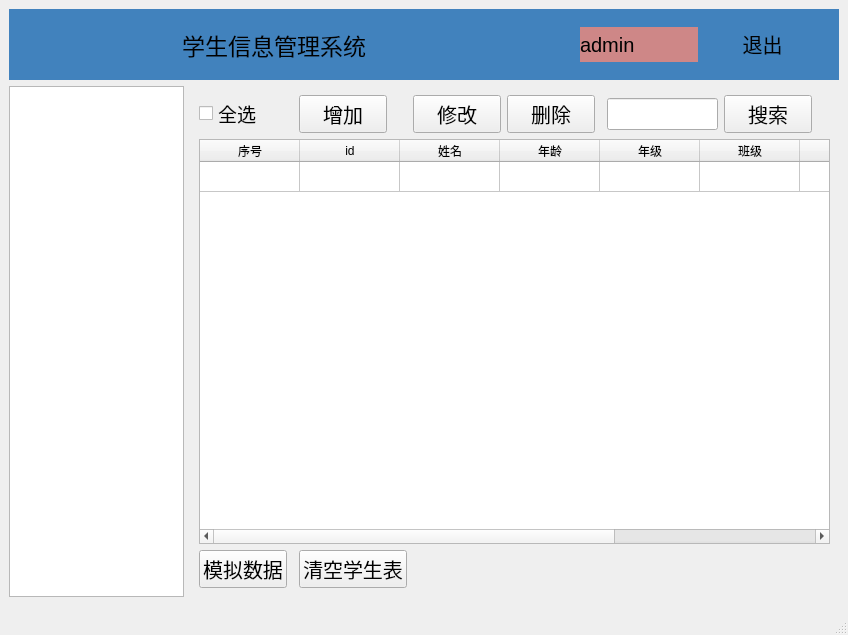
Before: the Qt Designer form student/mainwindow.ui in OY-YH/student-management-system, drawn with Qt 5.
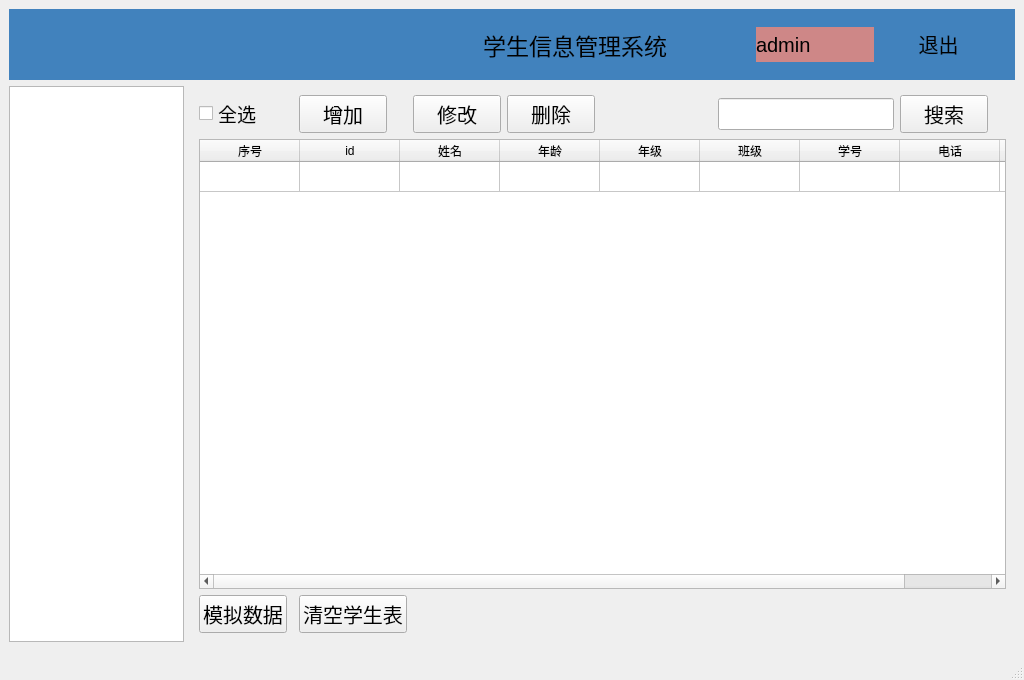
After: the same form once the commit is applied. The open tabs and pages were chosen to show the change. Icons and pictures are not drawn.

```diff
--- a/student/mainwindow.ui
+++ b/student/mainwindow.ui
@@ -6,10 +6,16 @@
    <rect>
     <x>0</x>
     <y>0</y>
-    <width>848</width>
-    <height>635</height>
+    <width>1024</width>
+    <height>680</height>
    </rect>
   </property>
+  <property name="minimumSize">
+   <size>
+    <width>1024</width>
+    <height>680</height>
+   </size>
+  </property>
   <property name="font">
    <font>
     <pointsize>15</pointsize>
@@ -481,7 +487,7 @@
         <widget class="QLabel" name="label">
          <property name="minimumSize">
           <size>
-           <width>500</width>
+           <width>250</width>
            <height>0</height>
           </size>
          </property>
```
Left out of the diff: 28 changed lines with no effect on the pictures.
